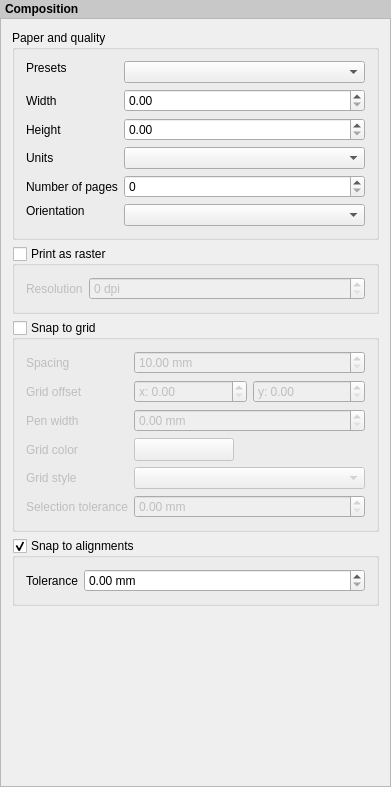
Qt form src/ui/qgscompositionwidgetbase.ui (carsmie/QGIS) before a commit.
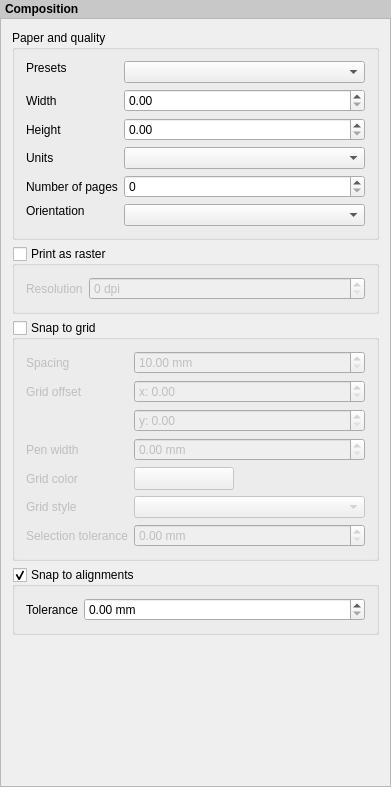
The same form after that commit. Custom widgets are drawn as their Qt base class.

```diff
--- a/src/ui/qgscompositionwidgetbase.ui
+++ b/src/ui/qgscompositionwidgetbase.ui
@@ -334,10 +334,13 @@
             <property name="text">
              <string>Grid offset</string>
             </property>
+            <property name="wordWrap">
+             <bool>true</bool>
+            </property>
            </widget>
           </item>
           <item row="1" column="1">
-           <layout class="QHBoxLayout" name="horizontalLayout">
+           <layout class="QVBoxLayout" name="verticalLayout_3">
             <item>
              <widget class="QDoubleSpinBox" name="mOffsetXSpinBox">
               <property name="prefix">
@@ -365,16 +368,13 @@
             <property name="text">
              <string>Pen width</string>
             </property>
+            <property name="wordWrap">
+             <bool>true</bool>
+            </property>
            </widget>
           </item>
           <item row="2" column="1">
            <widget class="QDoubleSpinBox" name="mPenWidthSpinBox">
-            <property name="sizePolicy">
-             <sizepolicy hsizetype="Expanding" vsizetype="Fixed">
-              <horstretch>0</horstretch>
-              <verstretch>0</verstretch>
-             </sizepolicy>
-            </property>
             <property name="prefix">
              <string/>
             </property>
@@ -442,6 +442,9 @@
             <property name="text">
              <string>Selection tolerance</string>
             </property>
+            <property name="wordWrap">
+             <bool>true</bool>
+            </property>
            </widget>
           </item>
           <item row="5" column="1">
```
Left out of the diff: 28 changed lines with no effect on the pictures.
